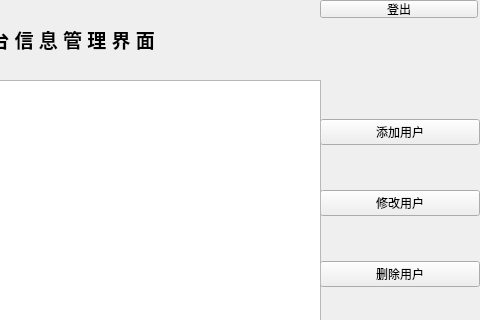
The window that CDSignInSystem/backend.ui (ClearDewy/CDSignInSystem) describes before a commit, drawn with Qt 5; both pictures show x 320 to 800 and y 0 to 320 of the 800 by 600 pixel window.
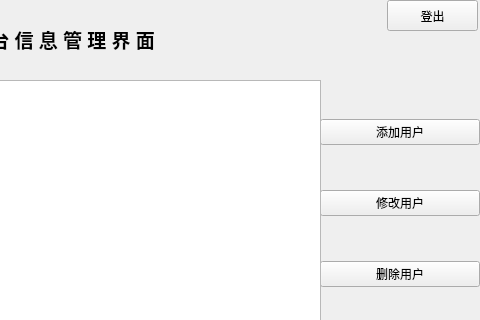
The same window after the commit.

Patch:
```diff
--- a/CDSignInSystem/backend.ui
+++ b/CDSignInSystem/backend.ui
@@ -102,10 +102,10 @@
    <widget class="QPushButton" name="LogOut">
     <property name="geometry">
      <rect>
-      <x>640</x>
+      <x>707</x>
       <y>0</y>
-      <width>158</width>
-      <height>18</height>
+      <width>91</width>
+      <height>31</height>
      </rect>
     </property>
     <property name="text">
```
Left out of the diff: 2 changed lines with no effect on the pictures.
